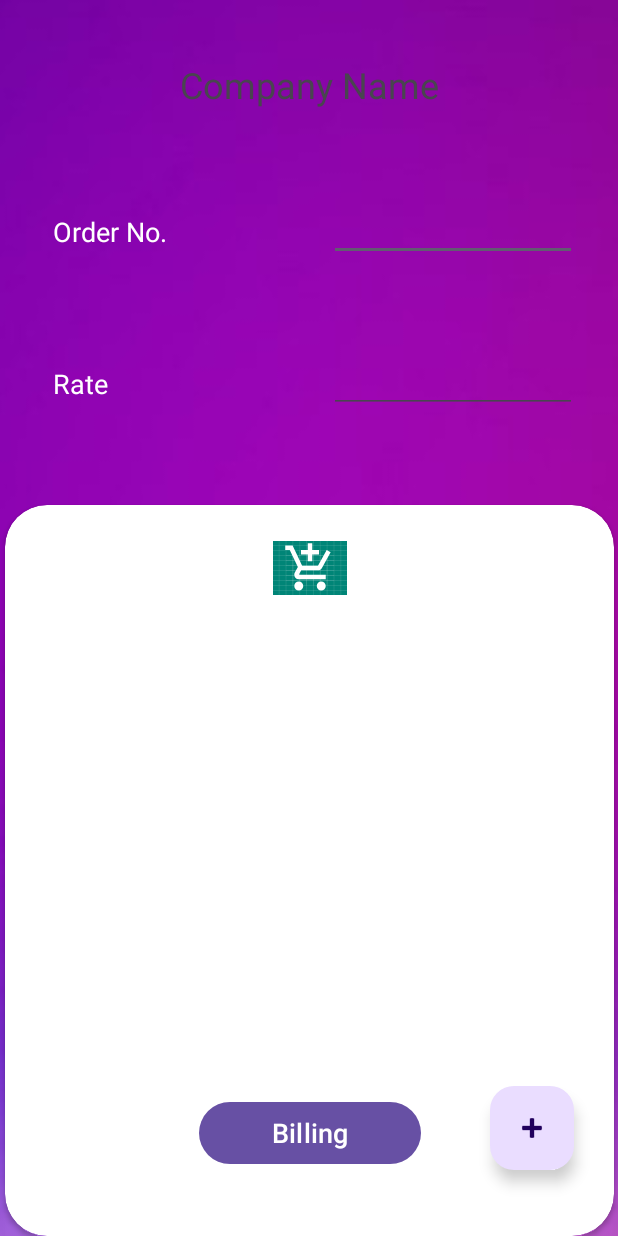
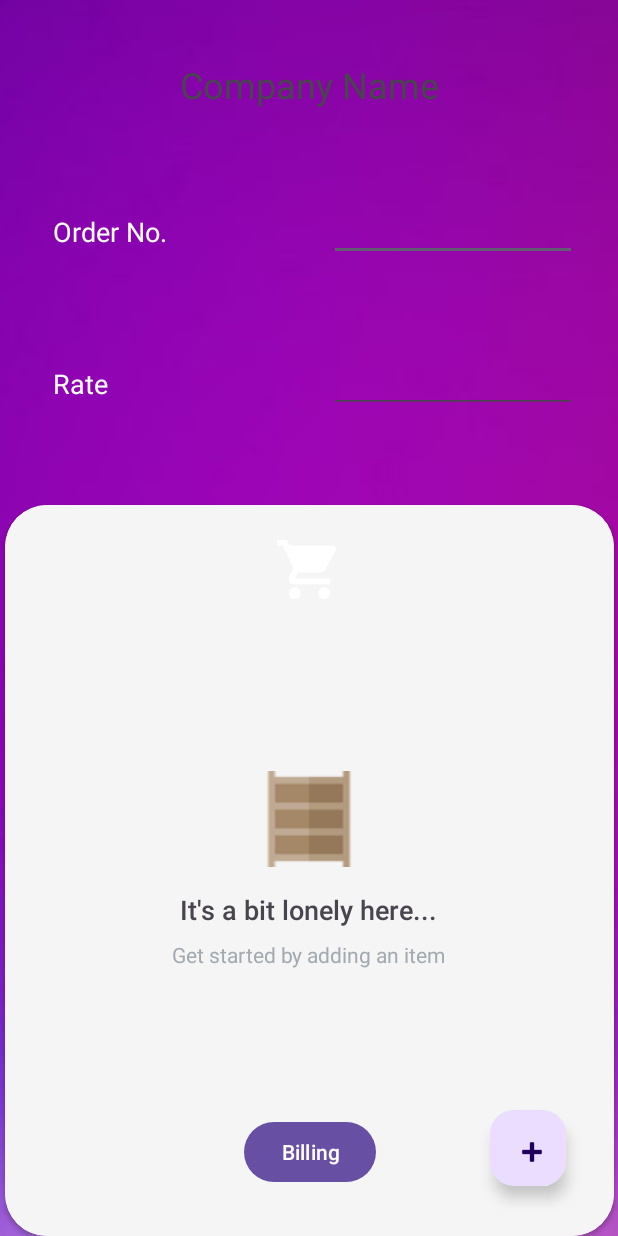
Before and after one commit to Prathamesh-1405/ims, an Android app: the CompanyActivity screen opened directly, with no data from a screen before it, on a phone screen of 412 x 824 dp. Run offline under Robolectric (Android 15) with nearby library versions, the phone set to English and light mode, and no system bars.

Commit message:
new components are added into company activity

```diff
--- a/app/src/main/res/layout/activity_company.xml
+++ b/app/src/main/res/layout/activity_company.xml
@@ -29,7 +29,7 @@
         android:textColor="#FFFFFF"
         android:textSize="18dp"
         app:layout_constraintBottom_toTopOf="@+id/textView17"
-        app:layout_constraintEnd_toStartOf="@+id/editTextTextMultiLine7"
+        app:layout_constraintEnd_toStartOf="@+id/order_no."
         app:layout_constraintHorizontal_bias="0.5"
         app:layout_constraintStart_toStartOf="parent"
         app:layout_constraintTop_toBottomOf="@+id/textView15" />
@@ -44,26 +44,26 @@
         android:textColor="#FFFFFF"
         android:textSize="18dp"
         app:layout_constraintBottom_toTopOf="@+id/cardView"
-        app:layout_constraintEnd_toStartOf="@+id/editTextTextMultiLine8"
+        app:layout_constraintEnd_toStartOf="@+id/rate"
         app:layout_constraintHorizontal_bias="0.5"
         app:layout_constraintStart_toStartOf="parent"
         app:layout_constraintTop_toBottomOf="@+id/textView16" />
 
     <EditText
-        android:id="@+id/editTextTextMultiLine7"
+        android:id="@+id/order_no."
         android:layout_width="165dp"
         android:layout_height="40dp"
         android:ems="10"
         android:gravity="start|top"
         android:inputType="textMultiLine"
-        app:layout_constraintBottom_toTopOf="@+id/editTextTextMultiLine8"
+        app:layout_constraintBottom_toTopOf="@+id/rate"
         app:layout_constraintEnd_toEndOf="parent"
         app:layout_constraintHorizontal_bias="0.5"
         app:layout_constraintStart_toEndOf="@+id/textView16"
         app:layout_constraintTop_toBottomOf="@+id/textView15" />
 
     <EditText
-        android:id="@+id/editTextTextMultiLine8"
+        android:id="@+id/rate"
         android:layout_width="165dp"
         android:layout_height="40dp"
         android:ems="10"
@@ -73,7 +73,7 @@
         app:layout_constraintEnd_toEndOf="parent"
         app:layout_constraintHorizontal_bias="0.5"
         app:layout_constraintStart_toEndOf="@+id/textView17"
-        app:layout_constraintTop_toBottomOf="@+id/editTextTextMultiLine7" />
+        app:layout_constraintTop_toBottomOf="@+id/order_no." />
 
     <androidx.cardview.widget.CardView
         android:id="@+id/cardView"
@@ -89,40 +89,147 @@
             android:layout_width="match_parent"
             android:layout_height="match_parent">
 
+
+            <androidx.constraintlayout.widget.ConstraintLayout
+                android:layout_width="match_parent"
+                android:layout_height="match_parent"
+                tools:context=".CatalogActivity"
+                android:background="@color/white_smoke">
+
+
+                <!-- This layout contains all the views -->
+                <RelativeLayout
+                    android:layout_width="match_parent"
+                    android:layout_height="match_parent">
+                    <!--android:layout_below="@+id/search_bar1"-->
+                    <!-- Listview shows all available items -->
+                    <androidx.constraintlayout.widget.ConstraintLayout
+                        android:layout_width="match_parent"
+                        android:layout_height="match_parent">
+
                         <Button
-                android:id="@+id/button2"
-                android:layout_width="148dp"
-                android:layout_height="49dp"
-                android:layout_marginBottom="44dp"
+                            android:id="@+id/button8"
+                            android:layout_width="wrap_content"
+                            android:layout_height="wrap_content"
+                            android:layout_marginBottom="32dp"
                             android:text="Billing"
-                android:textSize="18dp"
                             app:layout_constraintBottom_toBottomOf="parent"
                             app:layout_constraintEnd_toEndOf="parent"
                             app:layout_constraintStart_toStartOf="parent" />
+                    </androidx.constraintlayout.widget.ConstraintLayout>
 
-            <com.google.android.material.floatingactionbutton.FloatingActionButton
-                android:id="@+id/floatingActionButton2"
+                    <ListView
+                        android:id="@+id/catalog_list"
+                        android:layout_width="match_parent"
+                        android:layout_height="wrap_content"
+                        android:divider="@null"
+                        android:dividerHeight="0dp"
+                        android:layout_below="@+id/search_bar1"
+                        ></ListView>
+
+                    <!-- Empty view for the list -->
+                    <RelativeLayout
+                        android:id="@+id/empty_view"
                         android:layout_width="wrap_content"
                         android:layout_height="wrap_content"
-                android:layout_marginBottom="44dp"
+                        android:layout_centerInParent="true">
+
+                        <ImageView
+                            android:id="@+id/empty_shelf"
+                            android:layout_width="wrap_content"
+                            android:layout_height="wrap_content"
+                            android:layout_centerHorizontal="true"
+                            android:src="@drawable/empty_shelf" />
+
+                        <TextView
+                            android:id="@+id/empty_title_text"
+                            android:layout_width="wrap_content"
+                            android:layout_height="wrap_content"
+                            android:layout_below="@+id/empty_shelf"
+                            android:layout_centerHorizontal="true"
+                            android:fontFamily="sans-serif-medium"
+                            android:paddingTop="16dp"
+                            android:text="@string/empty_view_title_text"
+                            android:textAppearance="?android:textAppearanceMedium" />
+
+                        <TextView
+                            android:id="@+id/empty_subtitle_text"
+                            android:layout_width="wrap_content"
+                            android:layout_height="wrap_content"
+                            android:layout_below="@+id/empty_title_text"
+                            android:layout_centerHorizontal="true"
+                            android:fontFamily="sans-serif"
+                            android:paddingTop="8dp"
+                            android:text="@string/empty_view_subtitle_text"
+                            android:textAppearance="?android:textAppearanceSmall"
+                            android:textColor="#A2AAB0" />
+                    </RelativeLayout>
+
+                    <!-- FAB -->
+                    <com.google.android.material.floatingactionbutton.FloatingActionButton
+                        android:id="@+id/catalog_fab"
+                        android:layout_width="wrap_content"
+                        android:layout_height="66dp"
+                        android:layout_alignParentStart="true"
+                        android:layout_alignParentEnd="true"
+                        android:layout_alignParentRight="true"
+                        android:layout_alignParentBottom="true"
+                        android:layout_marginStart="323dp"
+                        android:layout_marginLeft="@dimen/fab_margin"
+                        android:layout_marginTop="@dimen/fab_margin"
+                        android:layout_marginEnd="32dp"
+                        android:layout_marginRight="32dp"
+                        android:layout_marginBottom="33dp"
                         android:clickable="true"
                         android:onClick="onClickAddItem"
-                app:layout_constraintBottom_toBottomOf="parent"
-                app:layout_constraintEnd_toEndOf="parent"
-                app:layout_constraintHorizontal_bias="0.923"
-                app:layout_constraintStart_toStartOf="parent"
-                app:srcCompat="@android:drawable/ic_input_add" />
+                        android:tint="@color/white"
+                        app:layout_anchor="@id/app_bar_layout"
+                        app:layout_anchorGravity="bottom|right|end"
+                        app:srcCompat="@android:drawable/ic_input_add"
+                        tools:ignore="NotSibling" />
 
-            <ImageView
-                android:id="@+id/imageView2"
-                android:layout_width="49dp"
-                android:layout_height="36dp"
-                android:layout_marginTop="24dp"
-                android:background="@drawable/ic_launcher_background"
-                app:layout_constraintEnd_toEndOf="parent"
-                app:layout_constraintStart_toStartOf="parent"
-                app:layout_constraintTop_toTopOf="parent"
-                app:srcCompat="@drawable/baseline_add_shopping_cart_24" />
+                    <!--&lt;!&ndash; Search layout &ndash;&gt;-->
+                    <!--<android.support.v7.widget.CardView-->
+                    <!--android:id="@+id/search_layout"-->
+                    <!--android:layout_width="match_parent"-->
+                    <!--android:layout_height="wrap_content"-->
+                    <!--android:layout_margin="15dp"-->
+                    <!--android:layout_alignParentTop="true">-->
+
+
+
+                    <!--</android.support.v7.widget.CardView>-->
+                    <!-- Search bar -->
+                    <android.support.v7.widget.AppCompatImageView
+                        android:id="@+id/search_bar1"
+                        style="@style/SearchBarTheme"
+                        android:layout_width="376dp"
+                        android:layout_height="54dp"
+
+                        android:layout_alignParentTop="true"
+                        android:layout_marginStart="15dp"
+                        android:layout_marginTop="16dp"
+                        android:layout_marginEnd="15dp"
+                        android:layout_marginBottom="15dp"
+
+                        android:padding="3dp"
+                        app:mt_hint="Type to search"
+                        app:mt_placeholder="Search"
+                        app:mt_roundedSearchBarEnabled="true"
+                        app:mt_speechMode="false"
+                        app:srcCompat="@drawable/baseline_shopping_cart_24" />
+
+
+                </RelativeLayout>
+
+
+
+
+            </androidx.constraintlayout.widget.ConstraintLayout>
+
+
+
+
         </androidx.constraintlayout.widget.ConstraintLayout>
 
     </androidx.cardview.widget.CardView>
```
Lines whose indentation alone changed are shown as unchanged.
